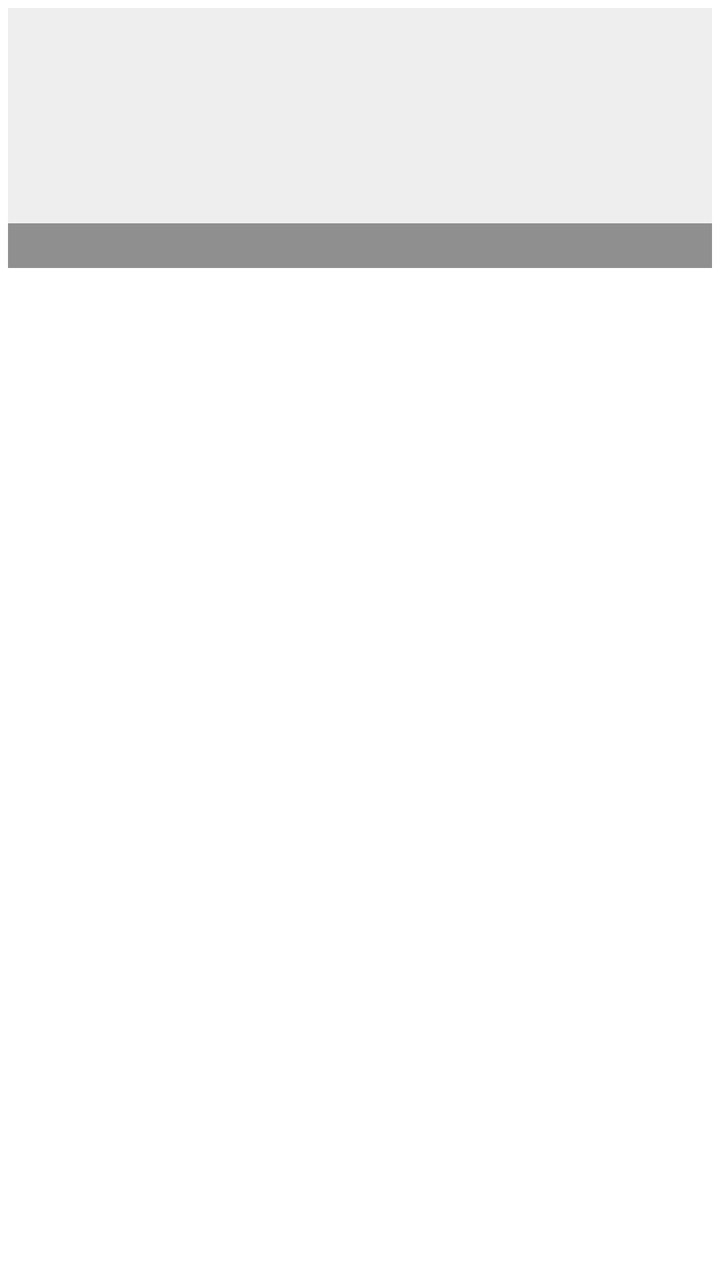
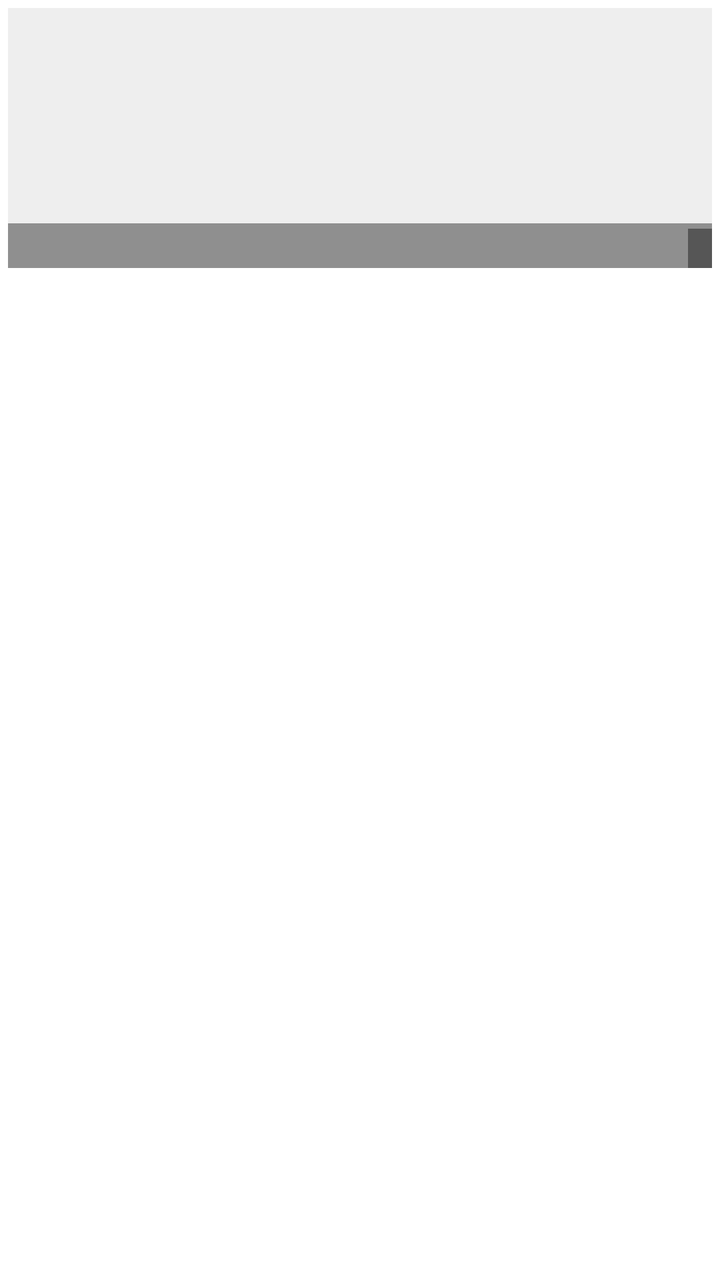

Before-and-after screenshots of an Android layout around one commit, followed by the original layout XML and the change that was made.
<!-- AndroidManifest.xml: application theme Theme.HttpDownloadManager.Splash -->
<!-- res/layout/item_gallery.xml -->
<?xml version="1.0" encoding="utf-8"?>
<FrameLayout xmlns:android="http://schemas.android.com/apk/res/android"
    android:layout_width="match_parent"
    android:layout_height="wrap_content"
    android:focusable="true"
    android:padding="4dp">

    <FrameLayout
        android:layout_width="match_parent"
        android:layout_height="130dp"
        android:background="#EEEEEE">

        <ImageView
            android:id="@+id/image_thumb"
            android:layout_width="match_parent"
            android:layout_height="match_parent"
            android:scaleType="centerCrop" />

        <TextView
            android:id="@+id/text_ext"
            android:layout_width="wrap_content"
            android:layout_height="wrap_content"
            android:layout_gravity="center"
            android:textColor="#999999"
            android:textSize="18sp"
            android:textStyle="bold" />

        <TextView
            android:id="@+id/text_name"
            android:layout_width="match_parent"
            android:layout_height="wrap_content"
            android:layout_gravity="bottom"
            android:background="#66000000"
            android:ellipsize="end"
            android:maxLines="1"
            android:paddingHorizontal="6dp"
            android:paddingVertical="3dp"
            android:textColor="#FFFFFF"
            android:textSize="12sp" />
    </FrameLayout>
</FrameLayout>
<!-- resources referenced by this layout -->
<resources>
  <style name="Theme.HttpDownloadManager.Splash" parent="Theme.SplashScreen">
          <item name="windowSplashScreenBackground">@color/primary</item>
          <item name="windowSplashScreenAnimatedIcon">@drawable/ic_splash</item>
          <item name="postSplashScreenTheme">@style/Theme.HttpDownloadManager</item>
      </style>
  <color name="primary">#0D47A1</color>
  <!-- drawable ic_splash (drawable) -->
  <?xml version="1.0" encoding="utf-8"?>
  <vector xmlns:android="http://schemas.android.com/apk/res/android"
      android:width="108dp"
      android:height="108dp"
      android:viewportWidth="108"
      android:viewportHeight="108">
      <path
          android:fillColor="#FFFFFF"
          android:pathData="M48,40 h12 v16 h-12 z" />
      <path
          android:fillColor="#FFFFFF"
          android:pathData="M40,56 h28 l-14,16 z" />
      <path
          android:fillColor="#FFFFFF"
          android:pathData="M42,80 h24 v4 h-24 z" />
  </vector>
  <style name="Theme.HttpDownloadManager" parent="Theme.Material3.DayNight.NoActionBar">
          <item name="colorPrimary">@color/primary</item>
          <item name="colorPrimaryDark">@color/primary_dark</item>
          <item name="colorAccent">@color/accent</item>
      </style>
  <color name="primary_dark">#002171</color>
  <color name="accent">#FF6F00</color>
</resources>

<!-- the commit's change to res/layout/item_gallery.xml (unified diff, before → after) -->
@@ -26,6 +26,19 @@
             android:textStyle="bold" />
 
         <TextView
+            android:id="@+id/text_info"
+            android:layout_width="wrap_content"
+            android:layout_height="wrap_content"
+            android:layout_gravity="bottom|end"
+            android:background="#66000000"
+            android:ellipsize="end"
+            android:maxLines="1"
+            android:paddingHorizontal="6dp"
+            android:paddingVertical="3dp"
+            android:textColor="#FFFFFF"
+            android:textSize="10sp" />
+
+        <TextView
             android:id="@+id/text_name"
             android:layout_width="match_parent"
             android:layout_height="wrap_content"
